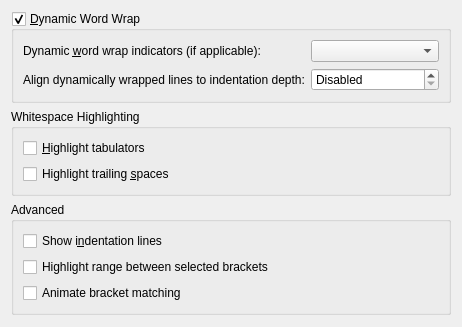
First picture: the form in src/dialogs/textareaappearanceconfigwidget.ui, repository KDE/ktexteditor, before the edit.
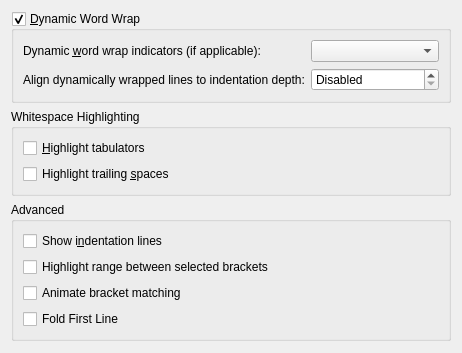
Second picture: the form after the edit. Custom widgets are drawn as their Qt base class.

Commit message:
Add option to fold comment block at the start of a file.
This is nice to save screen real-estate by hiding license headers.
A setting for this is added, which is disabled by default.

```diff
--- a/src/dialogs/textareaappearanceconfigwidget.ui
+++ b/src/dialogs/textareaappearanceconfigwidget.ui
@@ -135,6 +135,19 @@
         </property>
        </widget>
       </item>
+      <item>
+       <widget class="QCheckBox" name="chkFoldFirstLine">
+        <property name="toolTip">
+         <string>When this setting is enabled, the editor view automatically folds
+comment blocks that start on the first line of the document. This is
+helpful to hide license headers which are commonly placed at the
+beginning of a file.</string>
+        </property>
+        <property name="text">
+         <string>Fold First Line</string>
+        </property>
+       </widget>
+      </item>
      </layout>
     </widget>
    </item>
```
The commit also changes 4 other files.
